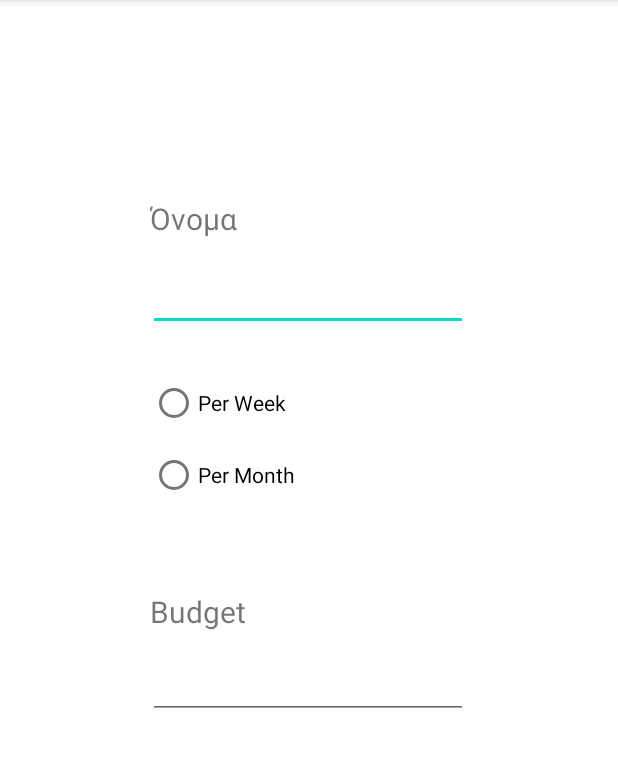
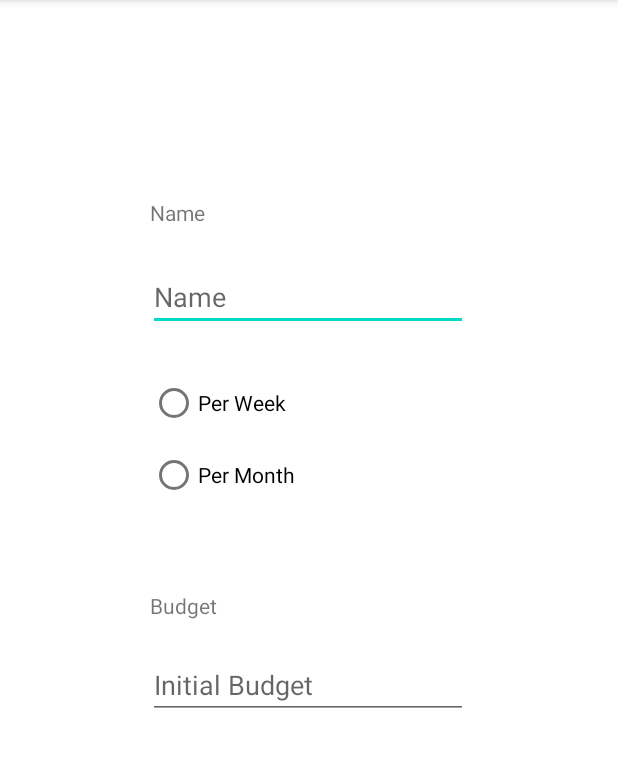
Before and after one commit to acmauth/MobileDevelopment-ExpensesTracker, an Android app: the screen it shows after launch (MainActivity), on a phone screen of 412 x 824 dp, the part 84-851 px from its top. Run offline under Robolectric (Android 15) with nearby library versions, the phone set to English and light mode, and no system bars.

Commit message:
Minor changes made that are requested in Pull-request: Initial Activity Front - End Done #2

```diff
--- a/ExpensesTracker/app/src/main/res/layout/initial_activity.xml
+++ b/ExpensesTracker/app/src/main/res/layout/initial_activity.xml
@@ -11,8 +11,7 @@
         android:layout_width="79dp"
         android:layout_height="27dp"
         android:layout_marginTop="132dp"
-        android:autoSizeTextType="uniform"
-        android:text="Όνομα"
+        android:text="@string/name"
         app:layout_constraintEnd_toEndOf="parent"
         app:layout_constraintHorizontal_bias="0.301"
         app:layout_constraintStart_toStartOf="parent"
@@ -23,6 +22,8 @@
         android:layout_width="wrap_content"
         android:layout_height="wrap_content"
         android:layout_marginTop="16dp"
+        android:hint="@string/name"
+        android:autofillHints="@string/name"
         android:ems="10"
         android:inputType="textPersonName"
         app:layout_constraintEnd_toEndOf="parent"
@@ -35,8 +36,7 @@
         android:layout_width="79dp"
         android:layout_height="27dp"
         android:layout_marginTop="28dp"
-        android:autoSizeTextType="uniform"
-        android:text="Budget"
+        android:text="@string/budget"
         app:layout_constraintEnd_toEndOf="parent"
         app:layout_constraintHorizontal_bias="0.301"
         app:layout_constraintStart_toStartOf="parent"
@@ -47,13 +47,15 @@
         android:layout_width="wrap_content"
         android:layout_height="wrap_content"
         android:ems="10"
-        android:inputType="textPersonName"
+        android:inputType="number"
         app:layout_constraintBottom_toBottomOf="parent"
         app:layout_constraintEnd_toEndOf="parent"
         app:layout_constraintHorizontal_bias="0.497"
         app:layout_constraintStart_toStartOf="parent"
         app:layout_constraintTop_toBottomOf="@+id/textView2"
-        app:layout_constraintVertical_bias="0.041" />
+        app:layout_constraintVertical_bias="0.041"
+        android:hint="@string/initial_budget"
+        android:autofillHints="@string/initial_budget"/>
 
     <RadioGroup
         android:id="@+id/radioGroup"
@@ -69,13 +71,13 @@
             android:id="@+id/radioButton3"
             android:layout_width="match_parent"
             android:layout_height="wrap_content"
-            android:text="Per Week" />
+            android:text="@string/per_week" />
 
         <RadioButton
             android:id="@+id/radioButton4"
             android:layout_width="match_parent"
             android:layout_height="wrap_content"
-            android:text="Per Month" />
+            android:text="@string/per_month" />
 
     </RadioGroup>
 </androidx.constraintlayout.widget.ConstraintLayout>
--- a/ExpensesTracker/app/src/main/res/values/strings.xml
+++ b/ExpensesTracker/app/src/main/res/values/strings.xml
@@ -11,7 +11,10 @@
     <string name="shopping_category">Shopping</string>
     <string name="entertainment_category">Entertainment</string>
     <string name="investments_category">Investments</string>
-
-
+    <string name="name">Name</string>
+    <string name="budget">Budget</string>
+    <string name="per_week">Per Week</string>
+    <string name="per_month">Per Month</string>
+    <string name="initial_budget">Initial Budget</string>
 
 </resources>
```
